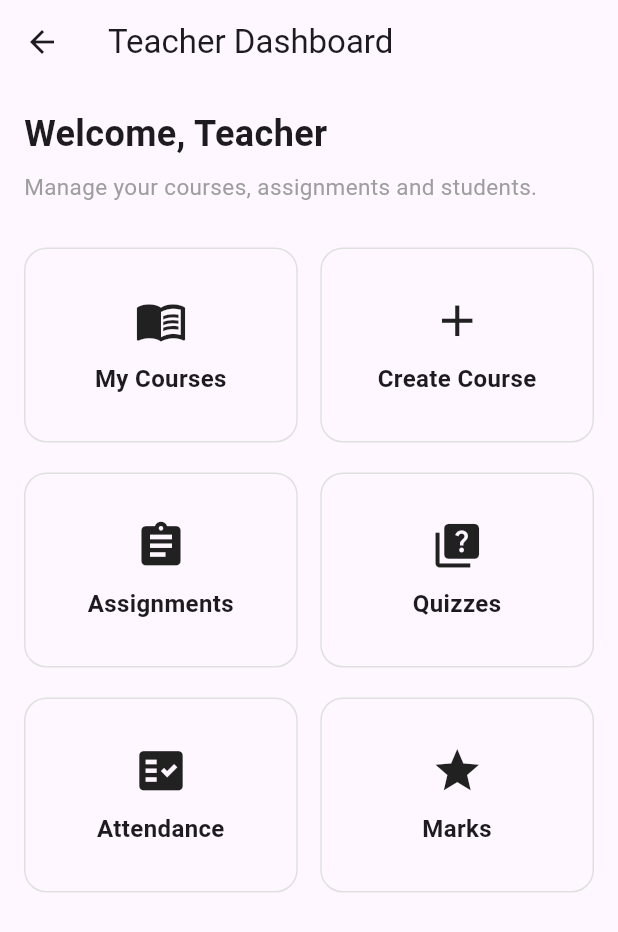
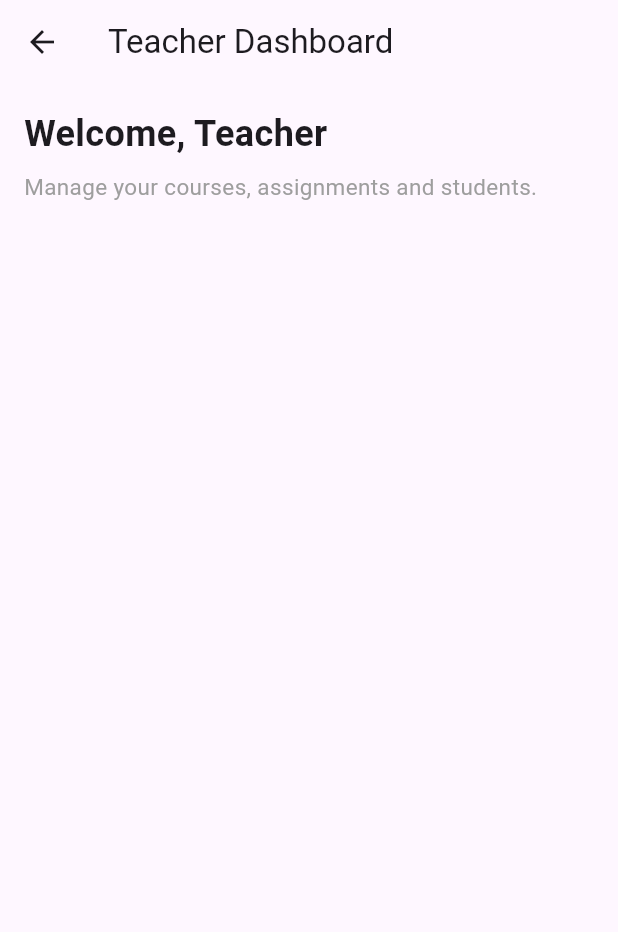
Before and after one commit to fluttercodecraft/StudyMate-Student-Academic-Management-System, a Flutter app: the TeacherDashboard screen opened directly, on a phone screen of 412 x 824 dp. Shown: the top 932 px of the screen. Run offline on Flutter 3.47's test engine with Material 3 defaults, Android fonts, the phone set to English and light mode, and no system bars; our stand-ins replace cloud_firestore, firebase_auth, firebase_core; accounts and stored records are empty; Roboto replaces fonts that are missing (Poppins).

Commit message:
add all files

```diff
--- a/lib/TeacherScreens/TeacherDashboard.dart
+++ b/lib/TeacherScreens/TeacherDashboard.dart
@@ -1,4 +1,5 @@
 import 'package:flutter/material.dart';
+import 'package:study_mate/TeacherScreens/Teachercources.dart';
 import 'package:study_mate/TeacherScreens/createCourse.dart';
 
 
@@ -145,35 +146,6 @@ class TeacherDashboard extends StatelessWidget {
         height: 130,
         padding: const EdgeInsets.all(15),
 
-        decoration: BoxDecoration(
-          borderRadius: BorderRadius.circular(15),
-          border: Border.all(
-            color: Colors.grey.shade300,
-          ),
-        ),
-
-        child: Column(
-          mainAxisAlignment: MainAxisAlignment.center,
-          children: [
-
-            Icon(
-              icon,
-              size: 35,
-            ),
-
-            const SizedBox(height: 10),
-
-            Text(
-              title,
-              textAlign: TextAlign.center,
-              style: const TextStyle(
-                fontSize: 16,
-                fontWeight: FontWeight.w600,
-              ),
-            ),
-          ],
-        ),
-      ),
     );
   }
 }
```
